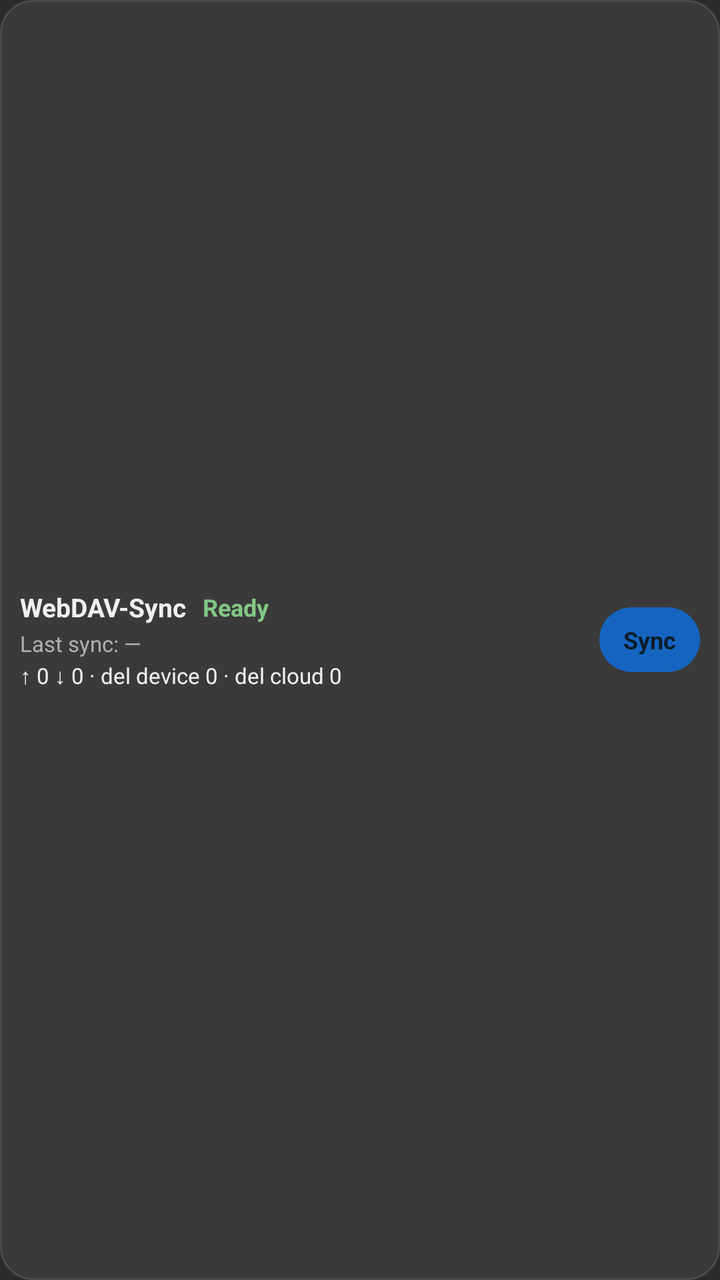
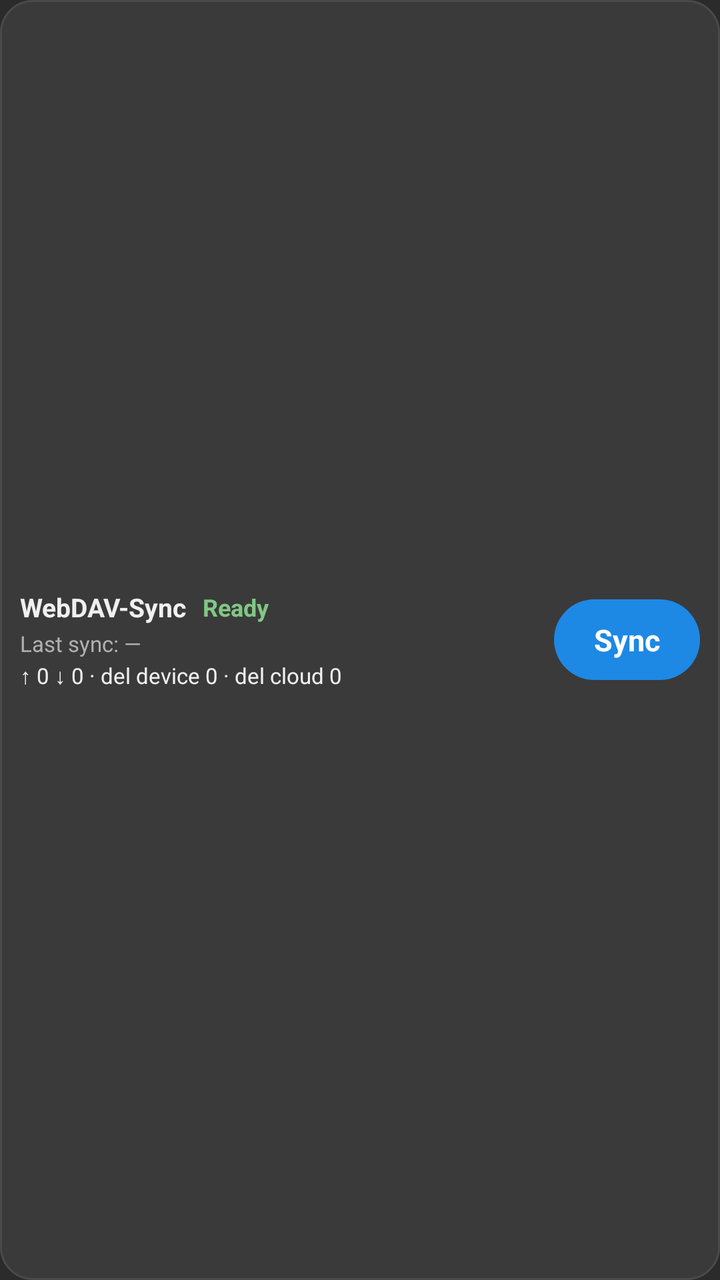

Screens rendered from an Android XML layout before and after an edit, with the pre-edit source and the edit as a unified diff.
<!-- AndroidManifest.xml: application theme Theme.WebDavSync -->
<!-- res/layout/widget_sync_4x1.xml -->
<?xml version="1.0" encoding="utf-8"?>
<LinearLayout xmlns:android="http://schemas.android.com/apk/res/android"
    android:id="@+id/widget_root"
    android:layout_width="match_parent"
    android:layout_height="match_parent"
    android:background="@drawable/widget_background"
    android:gravity="center_vertical"
    android:orientation="horizontal"
    android:paddingHorizontal="10dp"
    android:paddingVertical="6dp">

    <LinearLayout
        android:layout_width="0dp"
        android:layout_height="wrap_content"
        android:layout_weight="1"
        android:orientation="vertical">

        <LinearLayout
            android:layout_width="match_parent"
            android:layout_height="wrap_content"
            android:gravity="center_vertical"
            android:orientation="horizontal">

            <TextView
                android:id="@+id/widget_title"
                android:layout_width="wrap_content"
                android:layout_height="wrap_content"
                android:ellipsize="end"
                android:maxLines="1"
                android:text="@string/widget_title"
                android:textColor="@color/md_theme_on_surface"
                android:textSize="13sp"
                android:textStyle="bold" />

            <TextView
                android:id="@+id/widget_status"
                android:layout_width="wrap_content"
                android:layout_height="wrap_content"
                android:layout_marginStart="8dp"
                android:ellipsize="end"
                android:maxLines="1"
                android:text="@string/widget_status_ready"
                android:textColor="@color/status_ok"
                android:textSize="12sp"
                android:textStyle="bold" />
        </LinearLayout>

        <TextView
            android:id="@+id/widget_last_sync"
            android:layout_width="match_parent"
            android:layout_height="wrap_content"
            android:layout_marginTop="2dp"
            android:ellipsize="end"
            android:maxLines="1"
            android:text="@string/widget_last_sync_none"
            android:textColor="@color/status_off"
            android:textSize="11sp" />

        <TextView
            android:id="@+id/widget_changes_label"
            android:layout_width="0dp"
            android:layout_height="0dp"
            android:visibility="gone" />

        <TextView
            android:id="@+id/widget_changes"
            android:layout_width="match_parent"
            android:layout_height="wrap_content"
            android:layout_marginTop="1dp"
            android:ellipsize="end"
            android:maxLines="1"
            android:text="@string/widget_changes_placeholder"
            android:textColor="@color/md_theme_on_surface"
            android:textSize="11sp" />
    </LinearLayout>

    <TextView
        android:id="@+id/widget_sync_button"
        android:layout_width="wrap_content"
        android:layout_height="wrap_content"
        android:layout_marginStart="10dp"
        android:background="@drawable/widget_button_background"
        android:paddingHorizontal="12dp"
        android:paddingVertical="8dp"
        android:text="@string/widget_sync"
        android:textColor="@color/md_theme_on_primary"
        android:textSize="12sp"
        android:textStyle="bold" />
</LinearLayout>
<!-- resources referenced by this layout -->
<resources>
  <color name="md_theme_on_primary">#0D1B2A</color>
  <color name="md_theme_on_surface">#F0F0F0</color>
  <color name="status_off">#B0B0B0</color>
  <color name="status_ok">#81C784</color>
  <!-- drawable widget_background (drawable) -->
  <?xml version="1.0" encoding="utf-8"?>
  <shape xmlns:android="http://schemas.android.com/apk/res/android"
      android:shape="rectangle">
      <solid android:color="@color/md_theme_surface_card" />
      <corners android:radius="16dp" />
      <stroke
          android:width="1dp"
          android:color="#4A4A4A" />
  </shape>
  <!-- drawable widget_button_background (drawable) -->
  <?xml version="1.0" encoding="utf-8"?>
  <shape xmlns:android="http://schemas.android.com/apk/res/android"
      android:shape="rectangle">
      <solid android:color="@color/md_theme_primary_container" />
      <corners android:radius="20dp" />
  </shape>
  <string name="widget_changes_placeholder">↑ 0  ↓ 0  ·  del device 0  ·  del cloud 0</string>
  <string name="widget_last_sync_none">Last sync: —</string>
  <string name="widget_status_ready">Ready</string>
  <string name="widget_sync">Sync</string>
  <string name="widget_title">WebDAV-Sync</string>
  <style name="Theme.WebDavSync" parent="Theme.Material3.Dark.NoActionBar">
          <item name="colorPrimary">@color/md_theme_primary</item>
          <item name="colorOnPrimary">@color/md_theme_on_primary</item>
          <item name="colorPrimaryContainer">@color/md_theme_primary_container</item>
          <item name="colorOnPrimaryContainer">@color/md_theme_on_primary_container</item>
          <item name="colorSecondary">@color/md_theme_secondary</item>
          <item name="colorOnSecondary">@color/md_theme_on_secondary</item>
          <item name="android:statusBarColor">@color/md_theme_surface</item>
          <item name="android:navigationBarColor">@color/md_theme_surface</item>
          <item name="android:windowBackground">@color/md_theme_surface</item>
          <item name="android:colorBackground">@color/md_theme_surface</item>
          <item name="colorSurface">@color/md_theme_surface_card</item>
          <item name="colorSurfaceVariant">@color/md_theme_surface</item>
          <item name="colorOnSurface">@color/md_theme_on_surface</item>
          <item name="android:textColorPrimary">@color/md_theme_on_surface</item>
          <item name="android:textColorSecondary">@color/status_off</item>
      </style>
  <color name="md_theme_surface_card">#3A3A3A</color>
  <color name="md_theme_primary_container">#1565C0</color>
  <color name="md_theme_primary">#64B5F6</color>
  <color name="md_theme_on_primary_container">#E3F2FD</color>
  <color name="md_theme_secondary">#81C784</color>
  <color name="md_theme_on_secondary">#0A1F0D</color>
  <color name="md_theme_surface">#2B2B2B</color>
</resources>

<!-- the commit's change to res/layout/widget_sync_4x1.xml (unified diff, before → after) -->
@@ -80,10 +80,14 @@
         android:layout_height="wrap_content"
         android:layout_marginStart="10dp"
         android:background="@drawable/widget_button_background"
-        android:paddingHorizontal="12dp"
-        android:paddingVertical="8dp"
+        android:gravity="center"
+        android:minWidth="72dp"
+        android:minHeight="40dp"
+        android:paddingHorizontal="20dp"
+        android:paddingVertical="10dp"
         android:text="@string/widget_sync"
-        android:textColor="@color/md_theme_on_primary"
-        android:textSize="12sp"
+        android:textAllCaps="false"
+        android:textColor="@color/widget_button_text"
+        android:textSize="15sp"
         android:textStyle="bold" />
 </LinearLayout>
<!-- resource entries referenced after the edit -->
@@ -1,9 +1,9 @@
 <!-- resources referenced by this layout -->
 <resources>
-  <color name="md_theme_on_primary">#0D1B2A</color>
   <color name="md_theme_on_surface">#F0F0F0</color>
   <color name="status_off">#B0B0B0</color>
   <color name="status_ok">#81C784</color>
+  <color name="widget_button_text">#FFFFFF</color>
   <!-- drawable widget_background (drawable) -->
   <?xml version="1.0" encoding="utf-8"?>
   <shape xmlns:android="http://schemas.android.com/apk/res/android"
@@ -18,8 +18,8 @@
   <?xml version="1.0" encoding="utf-8"?>
   <shape xmlns:android="http://schemas.android.com/apk/res/android"
       android:shape="rectangle">
-      <solid android:color="@color/md_theme_primary_container" />
-      <corners android:radius="20dp" />
+      <solid android:color="@color/widget_button_background" />
+      <corners android:radius="28dp" />
   </shape>
   <string name="widget_changes_placeholder">↑ 0  ↓ 0  ·  del device 0  ·  del cloud 0</string>
   <string name="widget_last_sync_none">Last sync: —</string>
@@ -44,8 +44,10 @@
           <item name="android:textColorSecondary">@color/status_off</item>
       </style>
   <color name="md_theme_surface_card">#3A3A3A</color>
+  <color name="widget_button_background">#1E88E5</color>
+  <color name="md_theme_primary">#64B5F6</color>
+  <color name="md_theme_on_primary">#0D1B2A</color>
   <color name="md_theme_primary_container">#1565C0</color>
-  <color name="md_theme_primary">#64B5F6</color>
   <color name="md_theme_on_primary_container">#E3F2FD</color>
   <color name="md_theme_secondary">#81C784</color>
   <color name="md_theme_on_secondary">#0A1F0D</color>
